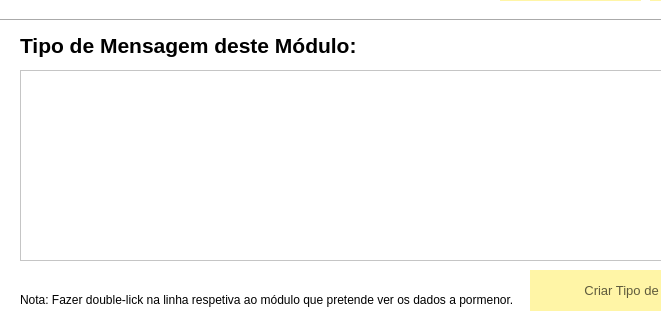
Before: the Qt Designer form FSIPLeiria/gerirmodulo.ui in tatianascgil/Projeto_Informatico_Formula_Student_Barramento_CAN, drawn with Qt 5; both pictures show x 0 to 661 and y 180 to 500 of the 800 by 500 pixel window.
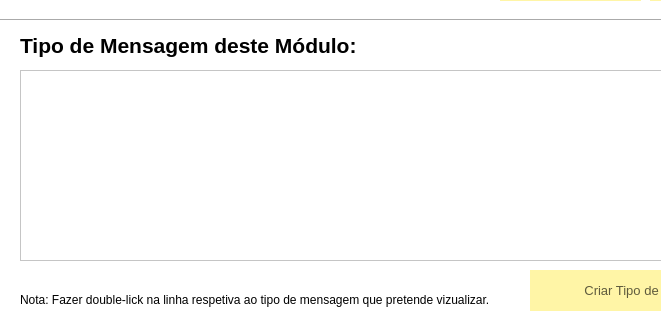
After: the same form once the commit is applied. Icons and pictures are not drawn.

Commit message: Tabela de dados e bugs corrigidos

```diff
--- a/FSIPLeiria/gerirmodulo.ui
+++ b/FSIPLeiria/gerirmodulo.ui
@@ -292,7 +292,7 @@
     </rect>
    </property>
    <property name="text">
-    <string>Nota: Fazer double-lick na linha respetiva ao módulo que pretende ver os dados a pormenor.</string>
+    <string>Nota: Fazer double-lick na linha respetiva ao tipo de mensagem que pretende vizualizar.</string>
    </property>
   </widget>
  </widget>
```
The commit also changes 57 other files.
